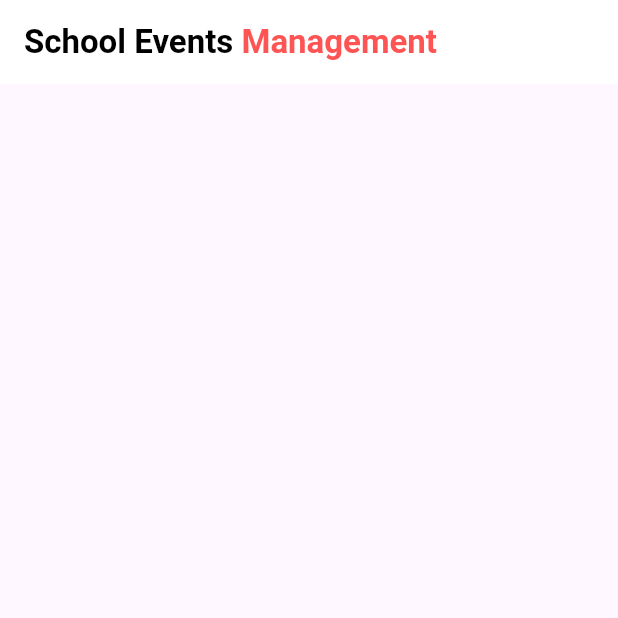
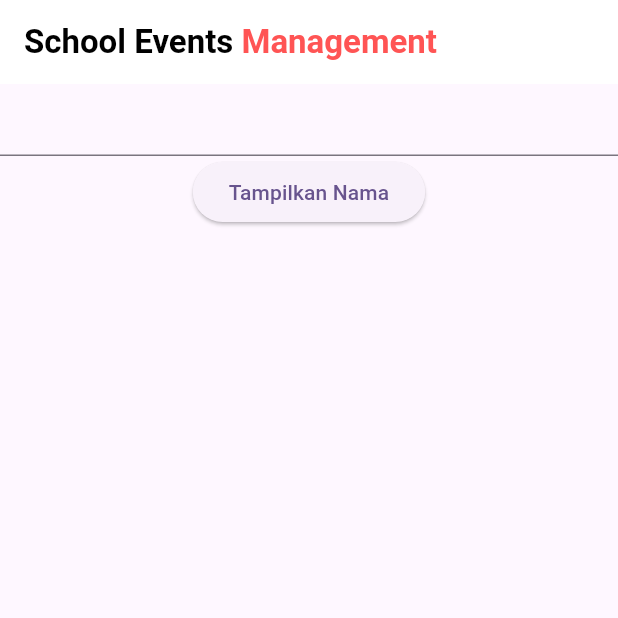
Before and after one commit to Rafi-Fzn-16/school_events_management, a Flutter app: the screen it shows after launch, on a phone screen of 412 x 824 dp, the top half of it. Run offline on Flutter 3.47's test engine with Material 3 defaults, Android fonts, the phone set to English and light mode, and no system bars.

Commit message:
Oct 7, 2026, 10:44 AM

```diff
--- a/lib/HomePage.dart
+++ b/lib/HomePage.dart
@@ -10,6 +10,8 @@ class HomePage extends StatefulWidget {
 }
 
 class _HomePageState extends State<HomePage> {
+  TextEditingController inputNama = new TextEditingController();
+
   @override
   Widget build(BuildContext context) {
     return Scaffold(
@@ -31,6 +33,22 @@ class _HomePageState extends State<HomePage> {
         ),
         backgroundColor: Color.fromARGB(255, 255, 255, 255),
       ),
+      body: Column(
+        children: [
+          TextField(
+            controller: inputNama,
+            onSubmitted: (values) {
+              inputNama.text = values;
+            },
+          ),
+          ElevatedButton(
+            child: Text("Tampilkan Nama"),
+            onPressed: () {
+              print(inputNama.text);
+            },
+          ),
+        ],
+      ),
     );
   }
 }
```
